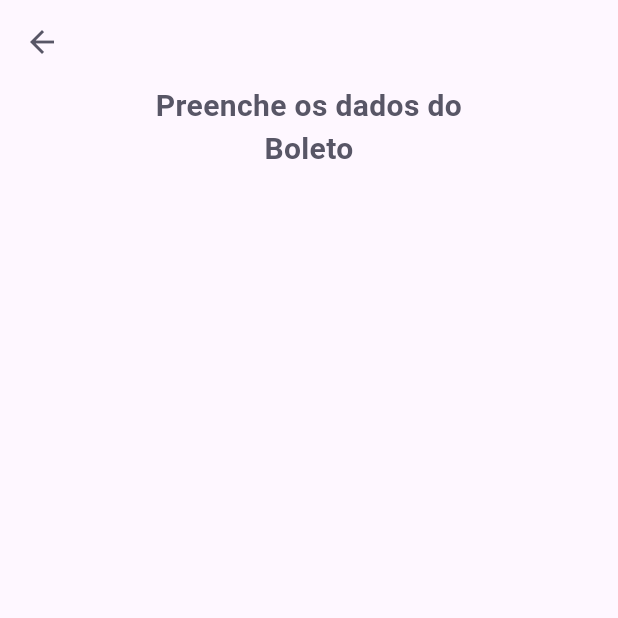
After one commit to smborgesMobile/Flutter-Pay-Flow, a Flutter app: the AddBillPage screen opened by its route, on a phone screen of 412 x 824 dp, the top half of it. The commit adds this screen. Run offline on Flutter 3.47's test engine with Material 3 defaults, Android fonts, the phone set to English and light mode, and no system bars; our stand-ins replace camera, firebase_core, google_fonts, google_sign_in, image_picker, shared_preferences; missing offline and left inert: google_ml_kit; accounts and stored records are empty.

Commit message:
feat: create add new bill screen

```diff
--- a/lib/app_widget.dart
+++ b/lib/app_widget.dart
@@ -1,7 +1,7 @@
 import 'package:flutter/material.dart';
 import 'package:flutter/services.dart';
+import 'package:learning_project/modules/add_bill/add_bill_page.dart';
 import 'package:learning_project/modules/barcode_scanner/barcode_scanner_page.dart';
-import 'package:learning_project/modules/home/home_page.dart';
 import 'package:learning_project/modules/login/login_page.dart';
 import 'package:learning_project/modules/splash/splash_page.dart';
 import 'package:learning_project/shared/themes/app_colors.dart';
@@ -21,7 +21,7 @@ class AppWidget extends StatelessWidget {
       theme: ThemeData(primaryColor: AppColors.primary),
       initialRoute: "/splash",
       routes: {
-        "/home": (context) => HomePage(),
+        "/home": (context) => AddBillPage(),
         "/splash": (context) => SplashPage(),
         "/login": (context) => LoginPage(),
         "/barcode_scanner": (context) => BarcodeScannerPage(),
--- /dev/null
+++ b/lib/modules/add_bill/add_bill_page.dart
@@ -0,0 +1,26 @@
+import 'package:flutter/material.dart';
+import 'package:learning_project/shared/themes/app_colors.dart';
+import 'package:learning_project/shared/themes/app_text_styles.dart';
+
+class AddBillPage extends StatelessWidget {
+  const AddBillPage({super.key});
+
+  @override
+  Widget build(BuildContext context) {
+    return Scaffold(
+      appBar: AppBar(leading: BackButton(color: AppColors.secondary)),
+      body: Column(
+        children: [
+          Padding(
+            padding: const EdgeInsets.only(left: 92, right: 92),
+            child: Text(
+              "Preenche os dados do Boleto",
+              style: TextStyles.titleBoldHeading,
+              textAlign: TextAlign.center,
+            ),
+          ),
+        ],
+      ),
+    );
+  }
+}
--- a/lib/modules/home/home_page.dart
+++ b/lib/modules/home/home_page.dart
@@ -28,11 +28,6 @@ class _HomePageState extends State<HomePage> {
   Future<void> _loadCurrentUser() async {
     user = await homeController.currentUser(context);
     setState(() {});
-    if (user != null) {
-      print("Usuário carregado: ${user!.name}");
-    } else {
-      print("Nenhum usuário encontrado");
-    }
   }
 
   @override
```
